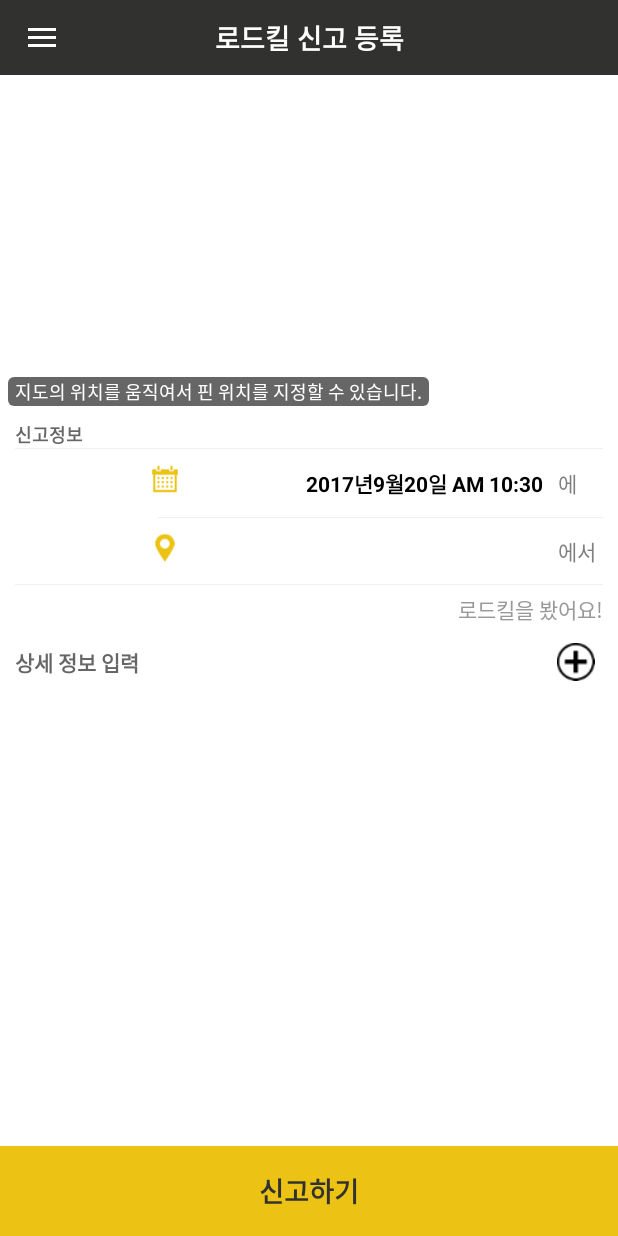
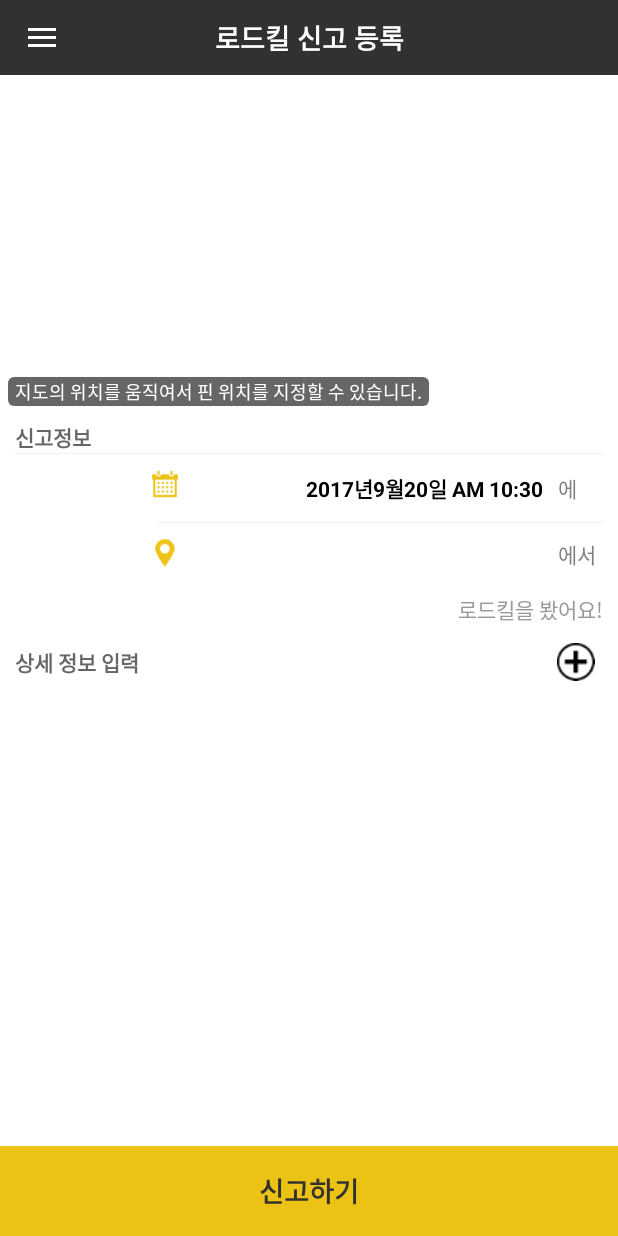
Before and after one commit to goodroad/android, an Android app: the fragment ReportFragment placed in its activity, on a phone screen of 412 x 824 dp. Run offline under Robolectric (Android 15) with nearby library versions, the phone set to English and light mode, and no system bars; libraries missing offline, so code that uses them is left out: net.daum.mf; 7 statements that could not run were skipped.

Commit message:
디자인 요청사항 적용

```diff
--- a/app/src/main/java/kr/co/goodroad/fragment/MainFragment.java
+++ b/app/src/main/java/kr/co/goodroad/fragment/MainFragment.java
@@ -152,8 +152,6 @@ public class MainFragment extends Fragment {
         super.onViewCreated(view, savedInstanceState);
         Toolbar toolbar = (Toolbar) getActivity().findViewById(R.id.toolbar);
 
-        toolbar.setBackgroundColor(getResources().getColor(R.color.colorTransparent));
-
         mBtnCamera = (ImageButton) getView().findViewById(R.id.imageButton_camera);
         mBtnCamera.setOnClickListener(new View.OnClickListener() {
             @Override
--- a/app/src/main/java/kr/co/goodroad/fragment/ReportFragment.java
+++ b/app/src/main/java/kr/co/goodroad/fragment/ReportFragment.java
@@ -392,8 +392,6 @@ public class ReportFragment extends Fragment implements net.daum.mf.map.api.MapV
 
         Toolbar toolbar = (Toolbar) getActivity().findViewById(R.id.toolbar);
 
-        toolbar.setBackgroundColor(getResources().getColor(R.color.colorDarkGray));
-
         mSelectedGroup = "";
         mLayoutReport = (RelativeLayout) getView().findViewById(R.id.layout_report);
 
@@ -565,10 +563,12 @@ public class ReportFragment extends Fragment implements net.daum.mf.map.api.MapV
             mBtnSave.setEnabled(false);
             mBtnSave.setBackgroundColor(getResources().getColor(R.color.colorLightGray));
             mBtnSave.setTextColor(getResources().getColor(R.color.colorGray));
+            mIbClearSpecies.setImageDrawable(getResources().getDrawable(R.mipmap.icon_close));
         } else {
             mBtnSave.setEnabled(true);
             mBtnSave.setBackgroundColor(getResources().getColor(R.color.colorDarkGray));
             mBtnSave.setTextColor(getResources().getColor(R.color.colorYellow));
+            mIbClearSpecies.setImageDrawable(getResources().getDrawable(R.mipmap.icon_close_red));
         }
         for( int i = 0 ; i < mRelativeLayoutSpeciesButtons.getChildCount() ; i++ ) {
             Button btn = (Button)mRelativeLayoutSpeciesButtons.getChildAt(i);
--- /dev/null
+++ b/app/src/main/res/drawable/edittext_bg.xml
@@ -0,0 +1,20 @@
+<?xml version="1.0" encoding="utf-8"?>
+<layer-list xmlns:android="http://schemas.android.com/apk/res/android">
+    <item>
+        <shape android:shape="rectangle">
+            <!-- Draw a 2dp width border around shape -->
+            <stroke
+                android:color="@color/colorLightBlack"
+                android:width="2dp"
+                />
+        </shape>
+    </item>
+    <!-- Overlap the left, top and right border using background color  -->
+    <item
+        android:bottom="2dp"
+        >
+        <shape android:shape="rectangle">
+            <solid android:color="@color/colorWhite"/>
+        </shape>
+    </item>
+</layer-list>
--- a/app/src/main/res/layout/app_bar_main.xml
+++ b/app/src/main/res/layout/app_bar_main.xml
@@ -11,7 +11,7 @@
             android:layout_width="match_parent"
             android:layout_height="50dp"
             android:titleTextColor="@color/colorWhite"
-            android:background="@color/colorTransparent"
+            android:background="@color/colorLightBlack"
             app:popupTheme="@style/AppTheme.PopupOverlay">
             <TextView
                 android:layout_width="wrap_content"
--- a/app/src/main/res/layout/fragment_main.xml
+++ b/app/src/main/res/layout/fragment_main.xml
@@ -22,13 +22,13 @@
         android:layout_height="155dp" />
 
     <ImageView
-        app:srcCompat="@mipmap/image_caution"
+        app:srcCompat="@mipmap/image_caution_red"
         android:id="@+id/imageView2"
         android:layout_alignParentTop="true"
         android:layout_centerHorizontal="true"
-        android:layout_marginTop="80dp"
-        android:layout_width="120dp"
-        android:layout_height="120dp" />
+        android:layout_marginTop="70dp"
+        android:layout_width="140dp"
+        android:layout_height="140dp" />
 
     <TextView
         android:text="@string/camera_caution"
@@ -38,7 +38,7 @@
         android:layout_below="@+id/imageView2"
         android:layout_centerHorizontal="true"
         android:layout_marginTop="30dp"
-        android:textSize="18dp"
+        android:textSize="23dp"
         android:textStyle="bold"
         android:textColor="@color/camera_caution_text" />
 
@@ -50,7 +50,7 @@
         android:layout_below="@+id/textView2"
         android:layout_centerHorizontal="true"
         android:textAlignment="center"
-        android:textSize="16dp"
+        android:textSize="21dp"
         android:textColor="@color/camera_caution_text"
         android:layout_marginTop="20dp" />
 
--- a/app/src/main/res/layout/fragment_report.xml
+++ b/app/src/main/res/layout/fragment_report.xml
@@ -66,7 +66,7 @@
                             android:id="@+id/tv_section_label_1"
                             android:textStyle="bold"
                             android:textColor="@color/colorReportSubtitle"
-                            android:textSize="12dp" />
+                            android:textSize="14sp" />
 
                         <RelativeLayout
                             android:layout_width="match_parent"
@@ -244,7 +244,7 @@
                         android:layout_height="50dp"
                         android:layout_below="@id/layout_report_addr_and_time"
                         android:layout_marginTop="0dp"
-                        android:layout_marginBottom="10dp"
+                        android:layout_marginBottom="0dp"
                         android:background="@color/report_layout_bg"
                         android:id="@+id/layout_btn_open_select_group_type">
 
@@ -256,6 +256,7 @@
                             android:layout_marginStart="10dp"
                             android:textStyle="bold"
                             android:textColor="@color/colorReportSubtitle"
+                            android:textSize="14sp"
                             android:id="@+id/tv_btn_open_select_group_type"
                             android:layout_centerVertical="true"
                             android:layout_alignParentLeft="true"
@@ -563,13 +564,15 @@
                 android:textColor="@color/colorBlack"
                 android:textColorHint="@color/colorGray"
                 android:backgroundTint="@color/colorGray"
+                android:background="@drawable/edittext_bg"
                 android:shadowColor="@color/colorLightGray"
+                android:paddingBottom="10dp"
                 android:layout_width="match_parent"
                 android:layout_height="wrap_content" />
             <ImageButton
                 android:layout_width="wrap_content"
                 android:layout_height="wrap_content"
-                android:src="@android:drawable/ic_menu_close_clear_cancel"
+                android:src="@mipmap/icon_close"
                 android:id="@+id/ib_clear_species"
                 android:background="@drawable/click_effect"
                 android:layout_alignParentRight="true"
@@ -596,8 +599,10 @@
                 android:enabled="false"
                 android:layout_alignParentBottom="true"
                 android:layout_gravity="bottom"
-                android:textColor="@color/colorGray"
-                android:background="@color/colorLightGray"
+                android:layout_margin="20dp"
+                android:layout_marginTop="10dp"
+                android:textColor="@color/colorSaveBtnText"
+                android:background="@color/colorSaveBtnBg"
                 android:layout_alignParentLeft="true" />
             <View android:layout_height="1dp"
                 android:layout_width="match_parent"
--- a/app/src/main/res/values/colors.xml
+++ b/app/src/main/res/values/colors.xml
@@ -21,6 +21,8 @@
     <color name="colorDarkYellow">#9C7200</color>
     <color name="colorGray">#999999</color>
     <color name="colorDarkGray">#31312F</color>
+    <color name="colorSaveBtnText">#D6D6D5</color>
+    <color name="colorSaveBtnBg">#A3A3A3</color>
     <color name="colorClicked">#55999999</color>
     <color name="colorLightGray">#e9e9e9</color>
     <color name="colorBarTitleText">#ecc314</color>
--- a/app/src/main/res/values/strings.xml
+++ b/app/src/main/res/values/strings.xml
@@ -1,6 +1,6 @@
 <resources>
     <string name="app_name">굿로드</string>
-    <string name="app_main_activity_title">GOODROAD</string>
+    <string name="app_main_activity_title">로드킬 신고 등록</string>
     <string name="app_main_activity_title_for_report">로드킬 신고 등록</string>
 
     <string name="camera_caution">당신의 안전부터 확인하세요.</string>
```
Also changed, not shown: app/src/main/res/mipmap-xxxhdpi/icon_close.png (added), app/src/main/res/mipmap-xxxhdpi/icon_close_red.png (added), app/src/main/res/mipmap-xxxhdpi/image_caution_red.png (added).
